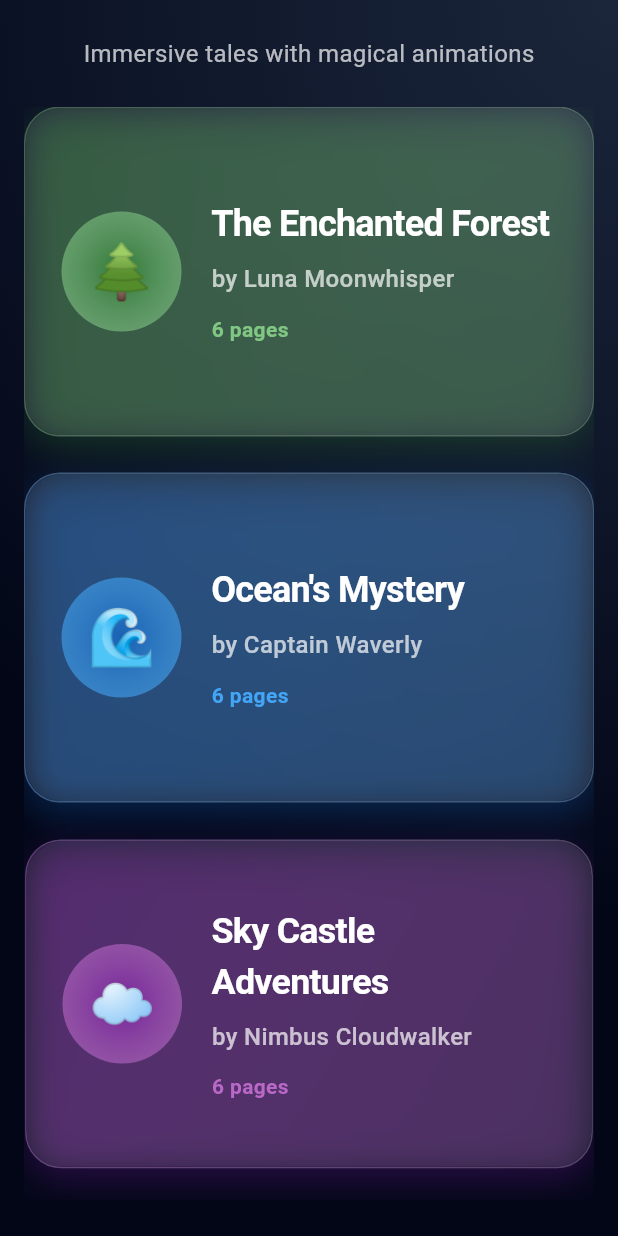
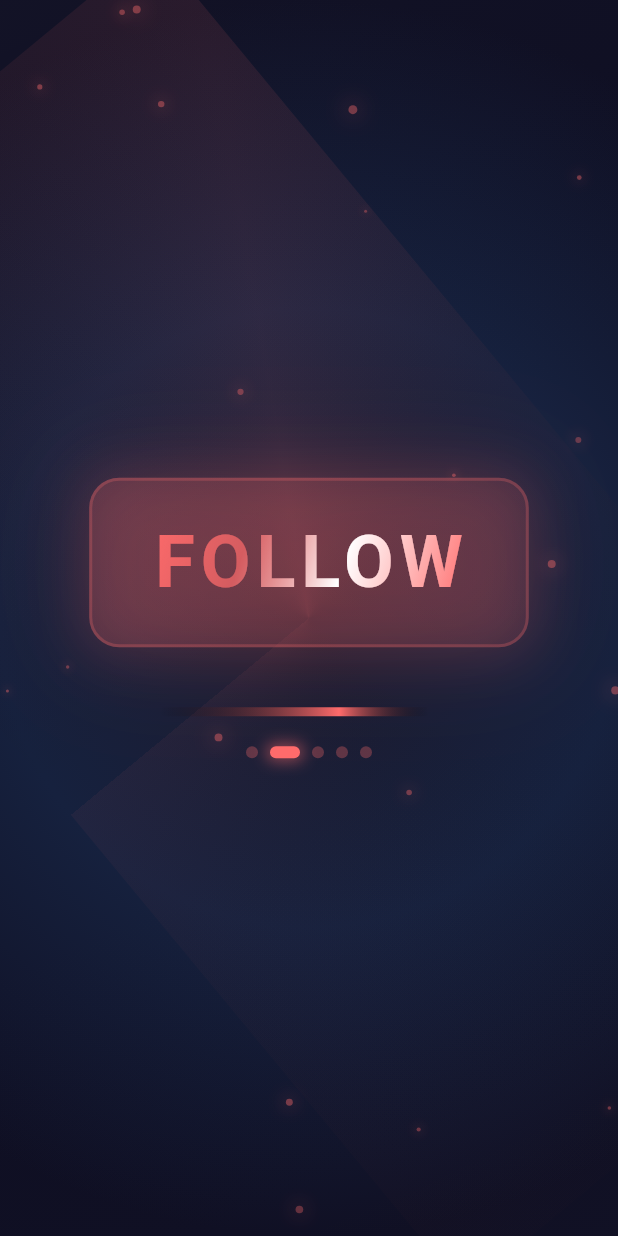
Before and after one commit to pksunny/flutter-ui-and-animations, a Flutter app: the screen it shows after launch, on a phone screen of 412 x 824 dp. Run offline on Flutter 3.47's test engine with Material 3 defaults, Android fonts, the phone set to English and light mode, and no system bars; our stand-ins replace font_awesome_flutter.

Commit message:
Loop Text Animation Added #20

```diff
--- a/lib/main.dart
+++ b/lib/main.dart
@@ -8,6 +8,7 @@ import 'package:futurecore_codex/screens/16-tool-tip/tool_tip_screen.dart';
 import 'package:futurecore_codex/screens/17-liquid-glass/liquid_glass_screen.dart';
 import 'package:futurecore_codex/screens/18-flip-card/flip_card_screen.dart';
 import 'package:futurecore_codex/screens/19-page-flip/page_flip_screen.dart';
+import 'package:futurecore_codex/screens/20-loop-text-animation/loop_text_animation_screen.dart';
 import 'package:futurecore_codex/screens/3-six_nill/six_nill_screen.dart';
 import 'package:futurecore_codex/screens/2-PAF/paf_screen.dart';
 import 'package:futurecore_codex/screens/4-rabbit_loading_animation/rabbit_animations_screen.dart';
@@ -37,7 +38,7 @@ class MyApp extends StatelessWidget {
         ),
         useMaterial3: true,
       ),
-      home:  StoriesHomePage()
+      home:  LoopTextAnimationScreen()
     );
   }
 }
--- a/lib/screens/15-butterfly-animation/butterfly_animation_screen.dart
+++ b/lib/screens/15-butterfly-animation/butterfly_animation_screen.dart
@@ -2,14 +2,14 @@ import 'package:flutter/material.dart';
 import 'dart:math' as math;
 import 'dart:async';
 
-class ButterflyGarden extends StatefulWidget {
-  const ButterflyGarden({Key? key}) : super(key: key);
+class ButterflyGardenScreen extends StatefulWidget {
+  const ButterflyGardenScreen({Key? key}) : super(key: key);
 
   @override
-  State<ButterflyGarden> createState() => _ButterflyGardenState();
+  State<ButterflyGardenScreen> createState() => _ButterflyGardenScreenState();
 }
 
-class _ButterflyGardenState extends State<ButterflyGarden>
+class _ButterflyGardenScreenState extends State<ButterflyGardenScreen>
     with TickerProviderStateMixin {
   late AnimationController _controller;
   late AnimationController _backgroundController;
--- a/lib/screens/16-tool-tip/tool_tip_screen.dart
+++ b/lib/screens/16-tool-tip/tool_tip_screen.dart
@@ -1,12 +1,12 @@
 import 'package:flutter/material.dart';
 import 'package:font_awesome_flutter/font_awesome_flutter.dart';
 
-class NeuomorphicSocialScreen extends StatefulWidget {
+class TooltipScreen extends StatefulWidget {
   @override
-  _NeuomorphicSocialScreenState createState() => _NeuomorphicSocialScreenState();
+  _TooltipScreenState createState() => _TooltipScreenState();
 }
 
-class _NeuomorphicSocialScreenState extends State<NeuomorphicSocialScreen>
+class _TooltipScreenState extends State<TooltipScreen>
     with TickerProviderStateMixin {
   late AnimationController _backgroundController;
   late Animation<double> _backgroundAnimation;
--- a/lib/screens/17-liquid-glass/liquid_glass_screen.dart
+++ b/lib/screens/17-liquid-glass/liquid_glass_screen.dart
@@ -2,12 +2,12 @@ import 'package:flutter/material.dart';
 import 'dart:ui';
 import 'dart:math' as math;
 
-class LiquidGlassLogin extends StatefulWidget {
+class LiquidGlassLoginScreen extends StatefulWidget {
   @override
-  _LiquidGlassLoginState createState() => _LiquidGlassLoginState();
+  _LiquidGlassLoginScreenState createState() => _LiquidGlassLoginScreenState();
 }
 
-class _LiquidGlassLoginState extends State<LiquidGlassLogin>
+class _LiquidGlassLoginScreenState extends State<LiquidGlassLoginScreen>
     with TickerProviderStateMixin {
   late AnimationController _floatingController;
   late AnimationController _pulseController;
--- a/lib/screens/18-flip-card/flip_card_screen.dart
+++ b/lib/screens/18-flip-card/flip_card_screen.dart
@@ -2,7 +2,7 @@ import 'package:flutter/material.dart';
 import 'dart:ui';
 import 'dart:math' as math;
 
-class LiquidGlassFlipDemo extends StatelessWidget {
+class FlipCardAnimationScreen extends StatelessWidget {
   @override
   Widget build(BuildContext context) {
     return Scaffold(
--- a/lib/screens/19-page-flip/page_flip_screen.dart
+++ b/lib/screens/19-page-flip/page_flip_screen.dart
@@ -72,12 +72,12 @@ final List<Story> dummyStories = [
 ];
 
 // Main Stories Home Page
-class StoriesHomePage extends StatefulWidget {
+class PageFlipAnimationScreen extends StatefulWidget {
   @override
-  _StoriesHomePageState createState() => _StoriesHomePageState();
+  _PageFlipAnimationScreenState createState() => _PageFlipAnimationScreenState();
 }
 
-class _StoriesHomePageState extends State<StoriesHomePage>
+class _PageFlipAnimationScreenState extends State<PageFlipAnimationScreen>
     with TickerProviderStateMixin {
   late AnimationController _backgroundController;
   late AnimationController _cardController;
--- /dev/null
+++ b/lib/screens/20-loop-text-animation/loop_text_animation_screen.dart
@@ -0,0 +1,374 @@
+import 'package:flutter/material.dart';
+import 'dart:math' as math;
+
+class LoopTextAnimationScreen extends StatefulWidget {
+  const LoopTextAnimationScreen({Key? key}) : super(key: key);
+
+  @override
+  State<LoopTextAnimationScreen> createState() =>
+      _LoopTextAnimationScreenState();
+}
+
+class _LoopTextAnimationScreenState extends State<LoopTextAnimationScreen>
+    with TickerProviderStateMixin {
+  late AnimationController _textController;
+  late AnimationController _backgroundController;
+  late AnimationController _particleController;
+  late AnimationController _glowController;
+
+  late Animation<double> _textOpacity;
+  late Animation<double> _textScale;
+  late Animation<double> _backgroundRotation;
+  late Animation<double> _particleAnimation;
+  late Animation<double> _glowAnimation;
+
+  int _currentTextIndex = 0;
+  final List<String> _texts = [
+    'LIKE',
+    'FOLLOW',
+    'SHARE',
+    'COMMENT',
+    'SUPPORT'
+  ];
+
+  final List<Color> _colors = [
+    const Color(0xFF00D4FF),
+    const Color(0xFFFF6B6B),
+    const Color(0xFF4ECDC4),
+    const Color(0xFFFFE66D),
+    const Color(0xFF95E1D3),
+  ];
+
+  @override
+  void initState() {
+    super.initState();
+    _initAnimations();
+    _startTextLoop();
+  }
+
+  void _initAnimations() {
+    _textController = AnimationController(
+      duration: const Duration(milliseconds: 2000),
+      vsync: this,
+    );
+
+    _backgroundController = AnimationController(
+      duration: const Duration(seconds: 20),
+      vsync: this,
+    )..repeat();
+
+    _particleController = AnimationController(
+      duration: const Duration(seconds: 3),
+      vsync: this,
+    )..repeat();
+
+    _glowController = AnimationController(
+      duration: const Duration(seconds: 2),
+      vsync: this,
+    )..repeat(reverse: true);
+
+    _textOpacity = Tween<double>(begin: 0.0, end: 1.0).animate(
+      CurvedAnimation(
+        parent: _textController,
+        curve: const Interval(0.0, 0.3, curve: Curves.easeInOut),
+      ),
+    );
+
+    _textScale = Tween<double>(begin: 0.5, end: 1.0).animate(
+      CurvedAnimation(
+        parent: _textController,
+        curve: const Interval(0.0, 0.5, curve: Curves.elasticOut),
+      ),
+    );
+
+    _backgroundRotation = Tween<double>(begin: 0.0, end: 2 * math.pi)
+        .animate(_backgroundController);
+
+    _particleAnimation = Tween<double>(begin: 0.0, end: 1.0)
+        .animate(_particleController);
+
+    _glowAnimation = Tween<double>(begin: 0.3, end: 1.0)
+        .animate(CurvedAnimation(
+      parent: _glowController,
+      curve: Curves.easeInOut,
+    ));
+  }
+
+  void _startTextLoop() {
+    _textController.forward().then((_) {
+      Future.delayed(const Duration(milliseconds: 1500), () {
+        _textController.reverse().then((_) {
+          setState(() {
+            _currentTextIndex = (_currentTextIndex + 1) % _texts.length;
+          });
+          _startTextLoop();
+        });
+      });
+    });
+  }
+
+  @override
+  void dispose() {
+    _textController.dispose();
+    _backgroundController.dispose();
+    _particleController.dispose();
+    _glowController.dispose();
+    super.dispose();
+  }
+
+  @override
+  Widget build(BuildContext context) {
+    return Scaffold(
+      body: Container(
+        width: double.infinity,
+        height: double.infinity,
+        decoration: const BoxDecoration(
+          gradient: RadialGradient(
+            center: Alignment.center,
+            radius: 1.0,
+            colors: [
+              Color(0xFF1A1A2E),
+              Color(0xFF16213E),
+              Color(0xFF0F0F23),
+            ],
+          ),
+        ),
+        child: Stack(
+          children: [
+            // Animated Background
+            AnimatedBuilder(
+              animation: _backgroundController,
+              builder: (context, child) {
+                return Transform.rotate(
+                  angle: _backgroundRotation.value,
+                  child: Container(
+                    decoration: BoxDecoration(
+                      gradient: SweepGradient(
+                        colors: [
+                          Colors.transparent,
+                          _colors[_currentTextIndex].withOpacity(0.1),
+                          Colors.transparent,
+                          _colors[_currentTextIndex].withOpacity(0.05),
+                        ],
+                      ),
+                    ),
+                  ),
+                );
+              },
+            ),
+
+            // Floating Particles
+            ...List.generate(20, (index) => _buildParticle(index)),
+
+            // Main Content
+            Center(
+              child: Column(
+                mainAxisAlignment: MainAxisAlignment.center,
+                children: [
+                  // Main Text Animation
+                  AnimatedBuilder(
+                    animation: Listenable.merge([
+                      _textController,
+                      _glowController,
+                    ]),
+                    builder: (context, child) {
+                      return Transform.scale(
+                        scale: _textScale.value,
+                        child: Opacity(
+                          opacity: _textOpacity.value,
+                          child: Container(
+                            padding: const EdgeInsets.symmetric(
+                              horizontal: 40,
+                              vertical: 20,
+                            ),
+                            decoration: BoxDecoration(
+                              borderRadius: BorderRadius.circular(20),
+                              gradient: LinearGradient(
+                                begin: Alignment.topLeft,
+                                end: Alignment.bottomRight,
+                                colors: [
+                                  _colors[_currentTextIndex].withOpacity(0.2),
+                                  _colors[_currentTextIndex].withOpacity(0.1),
+                                ],
+                              ),
+                              border: Border.all(
+                                color: _colors[_currentTextIndex]
+                                    .withOpacity(_glowAnimation.value * 0.8),
+                                width: 2,
+                              ),
+                              boxShadow: [
+                                BoxShadow(
+                                  color: _colors[_currentTextIndex]
+                                      .withOpacity(_glowAnimation.value * 0.5),
+                                  blurRadius: 30,
+                                  spreadRadius: 5,
+                                ),
+                                BoxShadow(
+                                  color: _colors[_currentTextIndex]
+                                      .withOpacity(_glowAnimation.value * 0.3),
+                                  blurRadius: 60,
+                                  spreadRadius: 10,
+                                ),
+                              ],
+                            ),
+                            child: ShaderMask(
+                              shaderCallback: (bounds) => LinearGradient(
+                                begin: Alignment.topLeft,
+                                end: Alignment.bottomRight,
+                                colors: [
+                                  _colors[_currentTextIndex],
+                                  _colors[_currentTextIndex].withOpacity(0.7),
+                                  Colors.white,
+                                  _colors[_currentTextIndex],
+                                ],
+                                stops: const [0.0, 0.3, 0.6, 1.0],
+                              ).createShader(bounds),
+                              child: Text(
+                                _texts[_currentTextIndex],
+                                style: const TextStyle(
+                                  fontSize: 48,
+                                  fontWeight: FontWeight.bold,
+                                  letterSpacing: 4,
+                                  color: Colors.white,
+                                ),
+                              ),
+                            ),
+                          ),
+                        ),
+                      );
+                    },
+                  ),
+
+                  const SizedBox(height: 40),
+
+                  // Liquid Wave Indicator
+                  AnimatedBuilder(
+                    animation: _particleController,
+                    builder: (context, child) {
+                      return Container(
+                        width: 200,
+                        height: 6,
+                        decoration: BoxDecoration(
+                          borderRadius: BorderRadius.circular(3),
+                          gradient: LinearGradient(
+                            begin: Alignment.centerLeft,
+                            end: Alignment.centerRight,
+                            colors: [
+                              Colors.transparent,
+                              _colors[_currentTextIndex],
+                              Colors.transparent,
+                            ],
+                            stops: [
+                              0.0,
+                              _particleAnimation.value,
+                              math.min(1.0, _particleAnimation.value + 0.3),
+                            ],
+                          ),
+                        ),
+                      );
+                    },
+                  ),
+
+                  const SizedBox(height: 20),
+
+                  // Progress Dots
+                  Row(
+                    mainAxisAlignment: MainAxisAlignment.center,
+                    children: List.generate(_texts.length, (index) {
+                      return AnimatedContainer(
+                        duration: const Duration(milliseconds: 300),
+                        margin: const EdgeInsets.symmetric(horizontal: 4),
+                        width: index == _currentTextIndex ? 20 : 8,
+                        height: 8,
+                        decoration: BoxDecoration(
+                          borderRadius: BorderRadius.circular(4),
+                          color: index == _currentTextIndex
+                              ? _colors[_currentTextIndex]
+                              : _colors[_currentTextIndex].withOpacity(0.3),
+                          boxShadow: index == _currentTextIndex
+                              ? [
+                                  BoxShadow(
+                                    color: _colors[_currentTextIndex]
+                                        .withOpacity(0.5),
+                                    blurRadius: 8,
+                                    spreadRadius: 2,
+                                  ),
+                                ]
+                              : null,
+                        ),
+                      );
+                    }),
+                  ),
+                ],
+              ),
+            ),
+
+            // Glossy Overlay Effect
+            AnimatedBuilder(
+              animation: _glowController,
+              builder: (context, child) {
+                return Positioned.fill(
+                  child: IgnorePointer(
+                    child: Container(
+                      decoration: BoxDecoration(
+                        gradient: LinearGradient(
+                          begin: Alignment.topLeft,
+                          end: Alignment.bottomRight,
+                          colors: [
+                            Colors.white.withOpacity(_glowAnimation.value * 0.05),
+                            Colors.transparent,
+                            Colors.white.withOpacity(_glowAnimation.value * 0.03),
+                          ],
+                        ),
+                      ),
+                    ),
+                  ),
+                );
+              },
+            ),
+          ],
+        ),
+      ),
+    );
+  }
+
+  Widget _buildParticle(int index) {
+    final random = math.Random(index);
+    final size = random.nextDouble() * 4 + 2;
+    final startX = random.nextDouble();
+    final startY = random.nextDouble();
+    final speed = random.nextDouble() * 0.5 + 0.5;
+
+    return AnimatedBuilder(
+      animation: _particleController,
+      builder: (context, child) {
+        final progress = (_particleAnimation.value * speed) % 1.0;
+        final opacity = math.sin(progress * math.pi);
+
+        return Positioned(
+          left: MediaQuery.of(context).size.width * startX,
+          top: MediaQuery.of(context).size.height *
+              ((startY + progress * 2) % 1.0),
+          child: Opacity(
+            opacity: opacity * 0.6,
+            child: Container(
+              width: size,
+              height: size,
+              decoration: BoxDecoration(
+                shape: BoxShape.circle,
+                color: _colors[_currentTextIndex].withOpacity(0.7),
+                boxShadow: [
+                  BoxShadow(
+                    color: _colors[_currentTextIndex].withOpacity(0.3),
+                    blurRadius: size * 2,
+                    spreadRadius: size * 0.5,
+                  ),
+                ],
+              ),
+            ),
+          ),
+        );
+      },
+    );
+  }
+}
```
Also changed, not shown: 1 other file.
